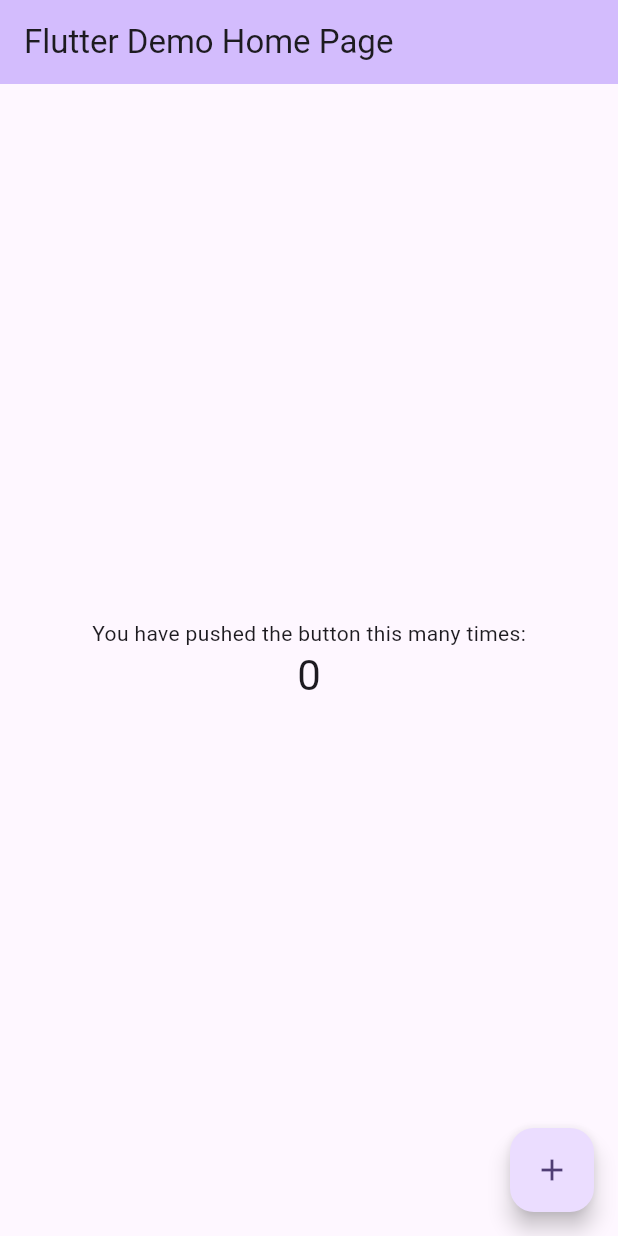
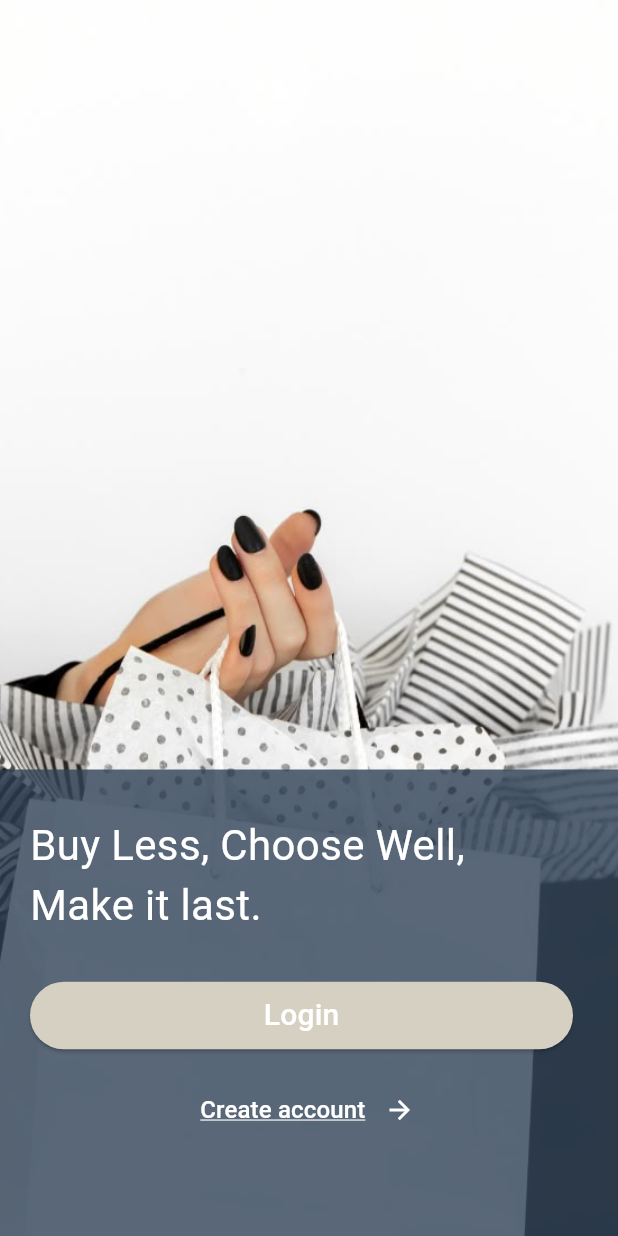
Before and after one commit to nammeyyy/fashion-app, a Flutter app: the screen it shows after launch, on a phone screen of 412 x 824 dp. Run offline on Flutter 3.47's test engine with Material 3 defaults, Android fonts, the phone set to English and light mode, and no system bars.

Commit message:
create pages

```diff
--- a/lib/main.dart
+++ b/lib/main.dart
@@ -1,125 +1,65 @@
 import 'package:flutter/material.dart';
+import 'pages/home_page.dart';
+import 'pages/cart_page.dart';
+import 'pages/account_page.dart';
+import 'pages/welcome_page.dart';
 
 void main() {
   runApp(const MyApp());
 }
 
 class MyApp extends StatelessWidget {
-  const MyApp({super.key});
+  const MyApp({Key? key}) : super(key: key);
 
-  // This widget is the root of your application.
   @override
   Widget build(BuildContext context) {
     return MaterialApp(
-      title: 'Flutter Demo',
+      title: 'Fashion Lifestyle App',
       theme: ThemeData(
-        // This is the theme of your application.
-        //
-        // TRY THIS: Try running your application with "flutter run". You'll see
-        // the application has a purple toolbar. Then, without quitting the app,
-        // try changing the seedColor in the colorScheme below to Colors.green
-        // and then invoke "hot reload" (save your changes or press the "hot
-        // reload" button in a Flutter-supported IDE, or press "r" if you used
-        // the command line to start the app).
-        //
-        // Notice that the counter didn't reset back to zero; the application
-        // state is not lost during the reload. To reset the state, use hot
-        // restart instead.
-        //
-        // This works for code too, not just values: Most code changes can be
-        // tested with just a hot reload.
-        colorScheme: ColorScheme.fromSeed(seedColor: Colors.deepPurple),
-        useMaterial3: true,
+        primaryColor: const Color(0xFF79AEB2),
+        scaffoldBackgroundColor: const Color(0xFFF5EFE6),
       ),
-      home: const MyHomePage(title: 'Flutter Demo Home Page'),
+      home: const WelcomePage(),
     );
   }
 }
 
-class MyHomePage extends StatefulWidget {
-  const MyHomePage({super.key, required this.title});
-
-  // This widget is the home page of your application. It is stateful, meaning
-  // that it has a State object (defined below) that contains fields that affect
-  // how it looks.
-
-  // This class is the configuration for the state. It holds the values (in this
-  // case the title) provided by the parent (in this case the App widget) and
-  // used by the build method of the State. Fields in a Widget subclass are
-  // always marked "final".
-
-  final String title;
+class MainPage extends StatefulWidget {
+  const MainPage({Key? key}) : super(key: key);
 
   @override
-  State<MyHomePage> createState() => _MyHomePageState();
+  State<MainPage> createState() => _MainPageState();
 }
 
-class _MyHomePageState extends State<MyHomePage> {
-  int _counter = 0;
+class _MainPageState extends State<MainPage> {
+  int _selectedIndex = 0;
 
-  void _incrementCounter() {
+  final List<Widget> _pages = <Widget>[
+    const HomePage(),
+    const CartPage(),
+    const AccountPage(),
+  ];
+
+  void _onItemTapped(int index) {
     setState(() {
-      // This call to setState tells the Flutter framework that something has
-      // changed in this State, which causes it to rerun the build method below
-      // so that the display can reflect the updated values. If we changed
-      // _counter without calling setState(), then the build method would not be
-      // called again, and so nothing would appear to happen.
-      _counter++;
+      _selectedIndex = index;
     });
   }
 
   @override
   Widget build(BuildContext context) {
-    // This method is rerun every time setState is called, for instance as done
-    // by the _incrementCounter method above.
-    //
-    // The Flutter framework has been optimized to make rerunning build methods
-    // fast, so that you can just rebuild anything that needs updating rather
-    // than having to individually change instances of widgets.
     return Scaffold(
-      appBar: AppBar(
-        // TRY THIS: Try changing the color here to a specific color (to
-        // Colors.amber, perhaps?) and trigger a hot reload to see the AppBar
-        // change color while the other colors stay the same.
-        backgroundColor: Theme.of(context).colorScheme.inversePrimary,
-        // Here we take the value from the MyHomePage object that was created by
-        // the App.build method, and use it to set our appbar title.
-        title: Text(widget.title),
+      body: _pages[_selectedIndex],
+      bottomNavigationBar: BottomNavigationBar(
+        items: const <BottomNavigationBarItem>[
+          BottomNavigationBarItem(icon: Icon(Icons.home), label: 'Home'),
+          BottomNavigationBarItem(icon: Icon(Icons.shopping_cart), label: 'Cart'),
+          BottomNavigationBarItem(icon: Icon(Icons.person), label: 'Account'),
+        ],
+        currentIndex: _selectedIndex,
+        selectedItemColor: const Color(0xFF79AEB2),
+        onTap: _onItemTapped,
       ),
-      body: Center(
-        // Center is a layout widget. It takes a single child and positions it
-        // in the middle of the parent.
-        child: Column(
-          // Column is also a layout widget. It takes a list of children and
-          // arranges them vertically. By default, it sizes itself to fit its
-          // children horizontally, and tries to be as tall as its parent.
-          //
-          // Column has various properties to control how it sizes itself and
-          // how it positions its children. Here we use mainAxisAlignment to
-          // center the children vertically; the main axis here is the vertical
-          // axis because Columns are vertical (the cross axis would be
-          // horizontal).
-          //
-          // TRY THIS: Invoke "debug painting" (choose the "Toggle Debug Paint"
-          // action in the IDE, or press "p" in the console), to see the
-          // wireframe for each widget.
-          mainAxisAlignment: MainAxisAlignment.center,
-          children: <Widget>[
-            const Text(
-              'You have pushed the button this many times:',
-            ),
-            Text(
-              '$_counter',
-              style: Theme.of(context).textTheme.headlineMedium,
-            ),
-          ],
-        ),
-      ),
-      floatingActionButton: FloatingActionButton(
-        onPressed: _incrementCounter,
-        tooltip: 'Increment',
-        child: const Icon(Icons.add),
-      ), // This trailing comma makes auto-formatting nicer for build methods.
     );
   }
 }
--- /dev/null
+++ b/lib/pages/welcome_page.dart
@@ -0,0 +1,129 @@
+import 'package:flutter/material.dart';
+import 'login_page.dart';
+import 'register_page.dart';
+
+class WelcomePage extends StatelessWidget {
+ const WelcomePage({Key? key}) : super(key: key);
+
+ @override
+ Widget build(BuildContext context) {
+   return Scaffold(
+     body: Stack(
+       children: [
+         // Background Image
+         Container(
+           decoration: const BoxDecoration(
+             image: DecorationImage(
+               image: AssetImage('assets/images/welcome.jpeg'),
+               fit: BoxFit.cover,
+             ),
+           ),
+         ),
+         // Bottom Overlay Box
+         Positioned(
+           bottom: 0,
+           left: 0,
+           right: 0,
+           child: Container(
+             padding: const EdgeInsets.only(
+               left: 20,
+               right: 30,
+               top: 30,
+               bottom: 60,
+             ),
+             decoration: BoxDecoration(
+               color: const Color(0xFF2F4156).withOpacity(0.8),
+             ),
+             child: Column(
+               crossAxisAlignment: CrossAxisAlignment.start,
+               mainAxisSize: MainAxisSize.min,
+               children: [
+                 const Text(
+                   'Buy Less, Choose Well,\nMake it last.',
+                   style: TextStyle(
+                     fontSize: 28,
+                     fontWeight: FontWeight.w400,
+                     color: Colors.white,
+                   ),
+                   textAlign: TextAlign.left,
+                 ),
+                 const SizedBox(height: 30),
+                 ElevatedButton(
+                   onPressed: () {
+                     Navigator.push(
+                       context,
+                       MaterialPageRoute(
+                         builder: (context) => const LoginPage(),
+                       ),
+                     );
+                   },
+                   style: ElevatedButton.styleFrom(
+                     backgroundColor: const Color(0xFFD6D0C2),
+                     foregroundColor: Colors.white,
+                     minimumSize: const Size(double.infinity, 45),
+                     shape: RoundedRectangleBorder(
+                       borderRadius: BorderRadius.circular(24),
+                     ),
+                   ),
+                   child: const Text(
+                     'Login',
+                     style: TextStyle(
+                       fontSize: 20,
+                       fontWeight: FontWeight.w500,
+                     ),
+                   ),
+                 ),
+                 const SizedBox(height: 15),
+                 Row(
+                   mainAxisAlignment: MainAxisAlignment.center,
+                   children: [
+                     TextButton(
+                       onPressed: () {
+                         Navigator.push(
+                           context,
+                           MaterialPageRoute(
+                             builder: (context) => const RegisterPage(),
+                           ),
+                         );
+                       },
+                       style: TextButton.styleFrom(
+                         foregroundColor: Colors.white,
+                         padding: const EdgeInsets.symmetric(horizontal: 8),
+                       ),
+                       child: const Text(
+                         'Create account',
+                         style: TextStyle(
+                           color: Colors.white,
+                           fontSize: 16,
+                           decoration: TextDecoration.underline,
+                           decorationColor: Colors.white,
+                         ),
+                       ),
+                     ),
+                     const SizedBox(width: 5),
+                     InkWell(
+                       onTap: () {
+                         Navigator.push(
+                           context,
+                           MaterialPageRoute(
+                             builder: (context) => const RegisterPage(),
+                           ),
+                         );
+                       },
+                       child: const Icon(
+                         Icons.arrow_forward,
+                         color: Colors.white,
+                         size: 20,
+                       ),
+                     ),
+                   ],
+                 ),
+               ],
+             ),
+           ),
+         ),
+       ],
+     ),
+   );
+  }
+}
--- a/pubspec.yaml
+++ b/pubspec.yaml
@@ -58,9 +58,9 @@ flutter:
   uses-material-design: true
 
   # To add assets to your application, add an assets section, like this:
-  # assets:
-  #   - images/a_dot_burr.jpeg
-  #   - images/a_dot_ham.jpeg
+  assets:
+    - assets/images/profile.jpeg
+    - assets/images/welcome.jpeg
 
   # An image asset can refer to one or more resolution-specific "variants", see
   # https://flutter.dev/to/resolution-aware-images
```
Also changed, not shown: lib/pages/account_page.dart (added, +64 -0 lines), lib/pages/cart_page.dart (added, +18 -0 lines), lib/pages/home_page.dart (added, +56 -0 lines), lib/pages/login_page.dart (added, +116 -0 lines), lib/pages/register_page.dart (added, +91 -0 lines), assets/images/profile.jpeg (added), assets/images/welcome.jpeg (added).
